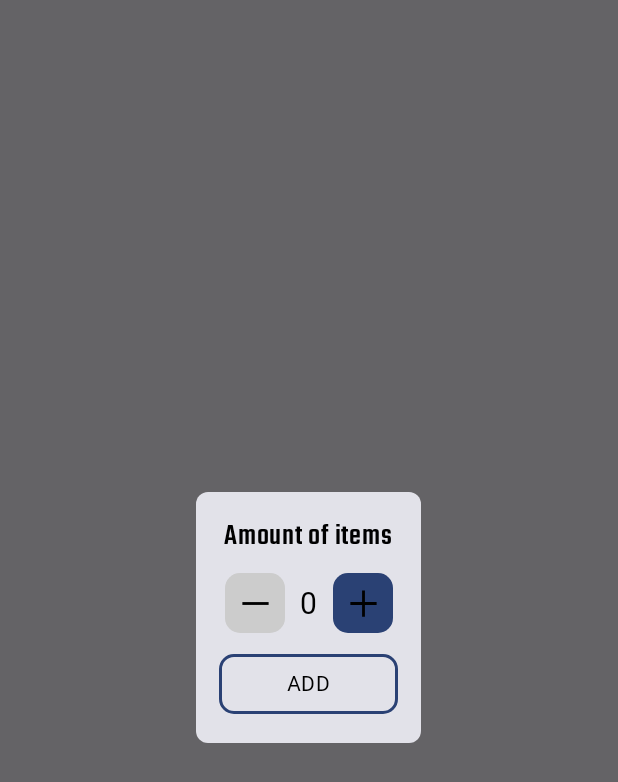
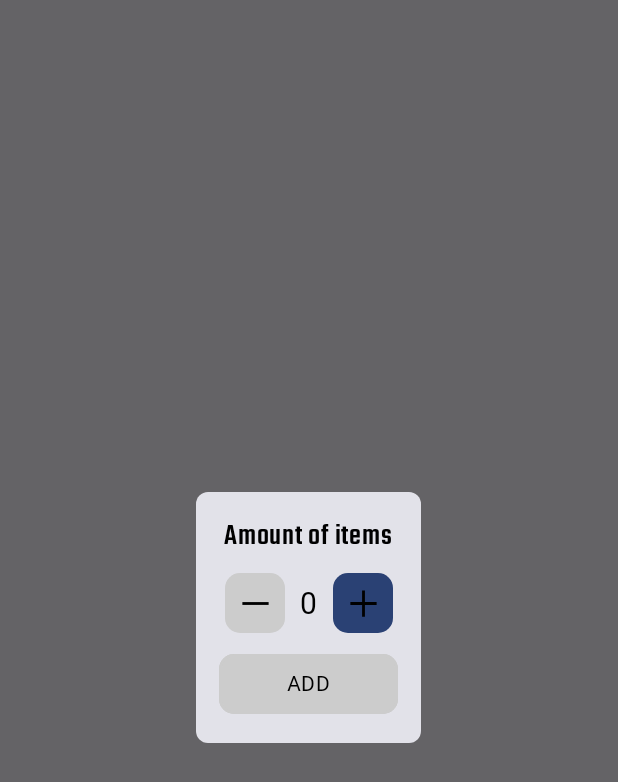
Before and after one commit to aloarte/Shopwise, an Android app built with Jetpack Compose: the composable AddProductDialog shown on its own in the app's theme, on a phone screen of 412 x 824 dp. Shown: the top 782 px of the screen. Run offline under Robolectric (Android 15) with nearby library versions, the light colour scheme and no system bars; Roboto replaces fonts that are not available here.

Commit message:
Add item component improvements

```diff
--- a/app/src/main/java/com/aloarte/shopwise/presentation/compose/commons/Dialogs.kt
+++ b/app/src/main/java/com/aloarte/shopwise/presentation/compose/commons/Dialogs.kt
@@ -10,6 +10,7 @@ import androidx.compose.foundation.layout.height
 import androidx.compose.foundation.layout.padding
 import androidx.compose.foundation.layout.width
 import androidx.compose.foundation.shape.RoundedCornerShape
+import androidx.compose.material3.ButtonDefaults
 import androidx.compose.material3.Card
 import androidx.compose.material3.MaterialTheme
 import androidx.compose.material3.OutlinedButton
@@ -93,7 +94,8 @@ fun AddProductDialog(onDismiss: (Int?) -> Unit) {
                     OutlinedButton(
                         enabled = enableAddProducts,
                         modifier = Modifier.fillMaxWidth(),
-                        border = BorderStroke(1.5.dp, MaterialTheme.colorScheme.primary),
+                        colors = ButtonDefaults.buttonColors(disabledContainerColor =Color.LightGray, containerColor = Color.Transparent),
+                        border = BorderStroke(1.5.dp, if (enableAddProducts) MaterialTheme.colorScheme.primary else Color.LightGray),
                         shape = RoundedCornerShape(10.dp),
                         onClick = { onDismiss.invoke(quantity) }
                     ) {
```
Also changed, not shown: app/src/main/java/com/aloarte/shopwise/presentation/compose/detail/DetailScreen.kt (+8 -3 lines).
